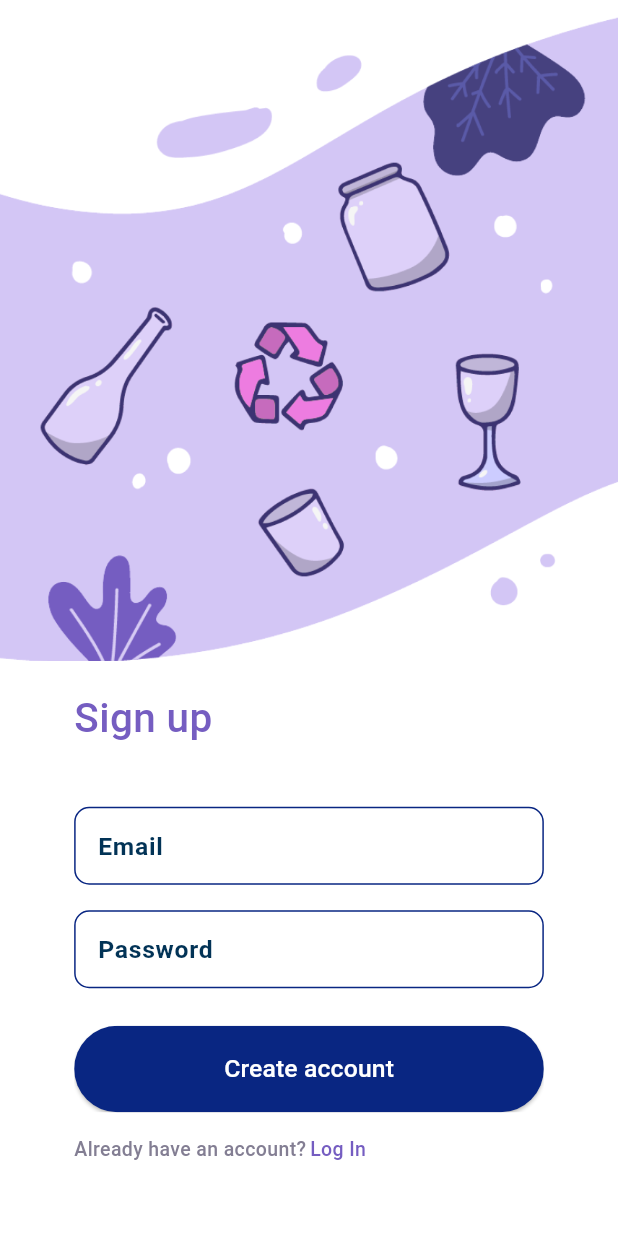
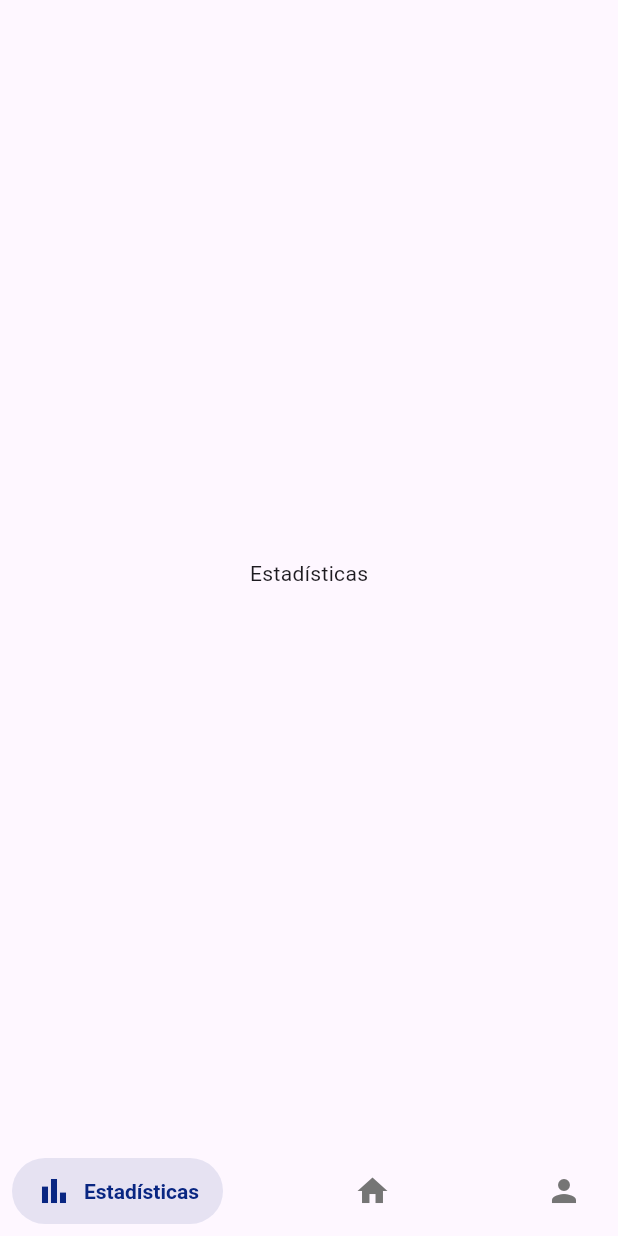
Before and after one commit to magnum2334/prestamosFrontend, a Flutter app: the screen it shows after launch, swiped to page 2, on a phone screen of 412 x 824 dp. Run offline on Flutter 3.47's test engine with Material 3 defaults, Android fonts, the phone set to English and light mode, and no system bars; drawn by our look-alikes of salomon_bottom_bar; our stand-ins replace flutter_dotenv, get, quickalert; missing offline and left inert: flutter_timer_countdown; Roboto replaces fonts that are missing (Poppins).

Commit message:
add: dasboard and profile, routes

```diff
--- a/lib/getX/LoginController.dart
+++ b/lib/getX/LoginController.dart
@@ -3,6 +3,7 @@ import 'package:get/get.dart';
 class LoginController extends GetxController {
   var email = ''.obs;
   var password = ''.obs;
+  var token = ''.obs; // Agregamos la variable para el token
 
   void setEmail(String newEmail) {
     email.value = newEmail;
@@ -12,6 +13,10 @@ class LoginController extends GetxController {
     password.value = newPassword;
   }
 
+  void setToken(String newToken) { // Método para actualizar el token
+    token.value = newToken;
+  }
+
   // Función genérica para obtener datos
   T getData<T>(Rx<T> data) {
     return data.value;
--- /dev/null
+++ b/lib/getX/ProfileController.dart
@@ -0,0 +1,35 @@
+import 'package:get/get.dart';
+
+class ProfileController extends GetxController {
+  var userId = 0.obs;
+  var email = ''.obs;
+  var name = ''.obs;
+  var phone = ''.obs;
+  var roleId = 0.obs;
+  var status = ''.obs;
+
+  // Método para actualizar los datos del perfil
+  void setProfileData(int id, String email, String name, String phone, int roleId, String status) {
+    userId.value = id;
+    this.email.value = email;
+    this.name.value = name;
+    this.phone.value = phone;
+    this.roleId.value = roleId;
+    this.status.value = status;
+  }
+
+  // Función genérica para obtener datos
+  T getData<T>(Rx<T> data) {
+    return data.value;
+  }
+
+  // Método para obtener y mostrar todos los datos del perfil
+  void displayProfileData() {
+    print('User ID: ${userId.value}');
+    print('Email: ${email.value}');
+    print('Name: ${name.value}');
+    print('Phone: ${phone.value}');
+    print('Role ID: ${roleId.value}');
+    print('Status: ${status.value}');
+  }
+}
--- a/lib/main_view.dart
+++ b/lib/main_view.dart
@@ -1,8 +1,8 @@
 import 'package:flutter/material.dart';
-import 'package:stikev/screens/login_screen.dart';
-import 'package:stikev/screens/sing_up_screen.dart';
+import 'package:stikev/screens/dasboard/bottom_navbar.dart';
+import 'package:stikev/screens/login/login_screen.dart';
+import 'package:stikev/screens/login/sing_up_screen.dart';
 import 'package:stikev/screens/verify_screen.dart';
-
 class MainView extends StatefulWidget {
   const MainView({super.key});
 
@@ -18,7 +18,7 @@ class _MainViewState extends State<MainView> {
     return Scaffold(
       body: PageView.builder(
         physics: const NeverScrollableScrollPhysics(),
-        itemCount: 3,
+        itemCount: 4,
         controller: controller,
         itemBuilder: (context, index) {
           if (index == 0) {
@@ -26,10 +26,10 @@ class _MainViewState extends State<MainView> {
               controller: controller,
             );
           } else if (index == 1) {
-            return SignUpScreen(
+            return BottomBar(
               controller: controller,
             );
-          } else {
+          }  else {
             return VerifyScreen(
               controller: controller,
             );
--- /dev/null
+++ b/lib/screens/dasboard/bottom_navbar.dart
@@ -0,0 +1,88 @@
+import 'package:flutter/material.dart';
+import 'package:get/get.dart';
+import 'package:salomon_bottom_bar/salomon_bottom_bar.dart';
+import 'package:stikev/getX/LoginController.dart';
+import 'package:stikev/getX/ProfileController.dart';
+import 'package:stikev/getX/RouteController.dart';
+import 'package:stikev/screens/dasboard/profile/profile_screen.dart';
+import 'package:stikev/screens/dasboard/routes/route_screen.dart';
+import 'package:stikev/utils/main_style.dart';
+
+class BottomBar extends StatefulWidget {
+  const BottomBar({super.key, required this.controller});
+  final PageController controller;
+
+  @override
+  State<BottomBar> createState() => _BottomBarState();
+}
+
+class _BottomBarState extends State<BottomBar> {
+  int _selectedIndex = 0;
+
+  final LoginController _loginController = Get.put(LoginController());
+  final ProfileController _profileController = Get.put(ProfileController());
+
+  @override
+  void initState() {
+    super.initState();
+    _profileController.displayProfileData();
+  }
+
+  @override
+  Widget build(BuildContext context) {
+    return Scaffold(
+      body: Center(
+        child: _getSelectedWidget(),
+      ),
+      bottomNavigationBar: SalomonBottomBar(
+        currentIndex: _selectedIndex,
+        selectedItemColor: const Color(0xff6200ee),
+        unselectedItemColor: const Color(0xff757575),
+        onTap: (index) {
+          setState(() {
+            _selectedIndex = index;
+          });
+        },
+        items: _navBarItems,
+      ),
+    );
+  }
+
+  Widget _getSelectedWidget() {
+    switch (_selectedIndex) {
+      case 0:
+        return StatisticsWidget(); // Pestaña de estadísticas
+      case 1:
+        return RoutesWidget(); // Pestaña de rutas
+      case 2:
+        return const ProfilePage1(); // Pestaña de perfil
+      default:
+        return Container();
+    }
+  }
+}
+
+class StatisticsWidget extends StatelessWidget {
+  @override
+  Widget build(BuildContext context) {
+    return const Center(
+        child: Text("Estadísticas")); // Contenido de la pestaña de estadísticas
+  }
+}
+
+final _navBarItems = [
+  SalomonBottomBarItem(
+      icon: const Icon(Icons.bar_chart),
+      title: const Text("Estadísticas"),
+      selectedColor: AppStyles.thirdColor),
+  SalomonBottomBarItem(
+    icon: const Icon(Icons.home),
+    title: const Text("Rutas"),
+    selectedColor: AppStyles.thirdColor, // Color de fondo azul
+  ),
+  SalomonBottomBarItem(
+    icon: const Icon(Icons.person),
+    title: const Text("Perfil"),
+    selectedColor: AppStyles.thirdColor, // Color de fondo azul
+  ),
+];
--- a/lib/utils/route_config.dart
+++ b/lib/utils/route_config.dart
@@ -6,6 +6,7 @@ class AppConfig {
 
   // Construye las URLs completas para las APIs
   static String get healthApiUrl => '$apiServerIp/health';
+  static String get profileApiUrl => '$apiServerIp/auth/profile';
   static String get authApiUrl => '$apiServerIp/auth/login';
   static String get userApiUrl => '$apiServerIp/users';
   static String get clientApiUrl => '$apiServerIp/cliente';
@@ -13,4 +14,5 @@ class AppConfig {
   static String get loanApiUrl => '$apiServerIp/prestamo';
   static String get paymentApiUrl => '$apiServerIp/pago';
   static String get jopApiUrl => '$apiServerIp/jop';
+  static String rutaCobradorApiUrl(String cobradorId) => '$apiServerIp/ruta/cobrador/$cobradorId';
 }
--- a/pubspec.yaml
+++ b/pubspec.yaml
@@ -40,6 +40,7 @@ dependencies:
   quickalert: ^1.1.0
   flutter_dotenv: ^5.1.0
   http: ^1.2.0
+  salomon_bottom_bar: ^3.3.2
 
 dev_dependencies:
   flutter_test:
```
Also changed, not shown: lib/getX/RouteController.dart (added, +70 -0 lines), lib/screens/dasboard/profile/profile_screen.dart (added, +196 -0 lines), lib/screens/dasboard/routes/route_screen.dart (added, +66 -0 lines), lib/screens/login/login_screen.dart (renamed from lib/screens/login_screen.dart, +107 -41 lines), lib/screens/login/sing_up_screen.dart (renamed from lib/screens/sing_up_screen.dart), pubspec.lock, 1 other file.
